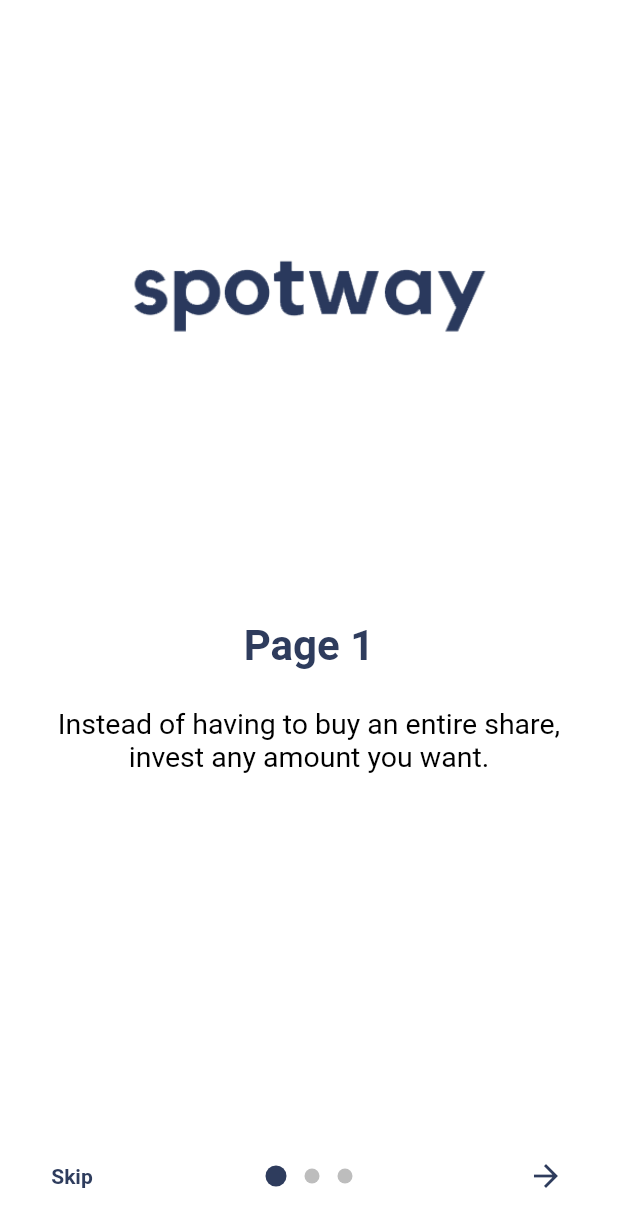
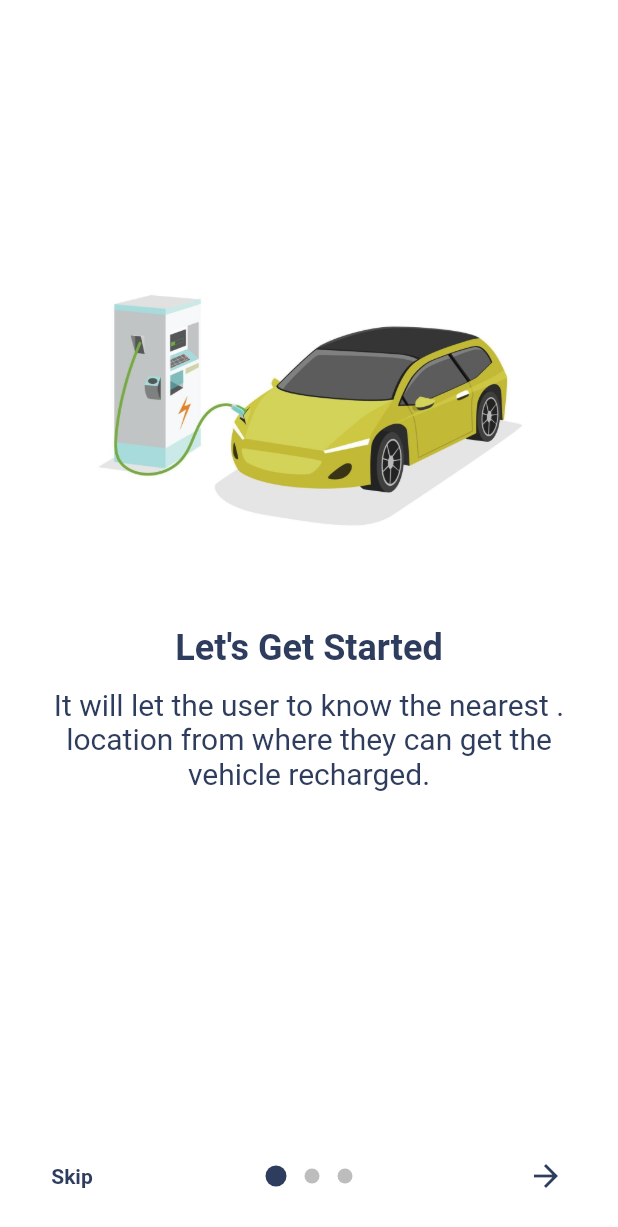
Before and after one commit to Prinssingh/SpotRentalPro, a Flutter app: the screen it shows after launch, on a phone screen of 412 x 824 dp. Shown: the top 1227 px of the screen. Run offline on Flutter 3.47's test engine with Material 2 defaults, Android fonts, the phone set to English and light mode, and no system bars; drawn by our look-alikes of introduction_screen; our stand-ins replace firebase_core, flutter_speed_dial, geocoding, geolocator, google_maps_flutter, location and 2 more; missing offline and left inert: dart:ffi, flutter_polyline_points; accounts and stored records are empty.

```diff
--- a/lib/Screens/IntroScreen.dart
+++ b/lib/Screens/IntroScreen.dart
@@ -24,13 +24,14 @@ class _IntroScreen extends State<IntroScreen>{
 
     //this is a page decoration for intro screen
     PageDecoration pageDecoration = const PageDecoration(
-      titleTextStyle: TextStyle(fontSize: 28.0,
+      titleTextStyle: TextStyle(fontSize: 24.0,
           fontWeight: FontWeight.w700,
           color:SpotColors.colorPrimary
-      ), //tile font size, weight and color
-      bodyTextStyle:TextStyle(fontSize: 19.0, color:Colors.black),
+      ),
+      titlePadding: EdgeInsets.only(top: 20),//tile font size, weight and color
+      bodyTextStyle:TextStyle(fontSize: 20.0, color:SpotColors.colorPrimary),
       //body text size and color
-      descriptionPadding: EdgeInsets.fromLTRB(16.0, 0.0, 16.0, 16.0),
+      descriptionPadding: EdgeInsets.fromLTRB(16.0, 12.0, 16.0, 16.0),
       //decription padding
       imagePadding: EdgeInsets.all(20), //image padding
       boxDecoration:BoxDecoration(
@@ -53,21 +54,21 @@ class _IntroScreen extends State<IntroScreen>{
       //main background of screen
       pages: [ //set your page view here
         PageViewModel(
-          title: "Page 1",
-          body: "Instead of having to buy an entire share, invest any amount you want.",
-          image: introImage('assets/images/logo.png'),
+          title: "Let's Get Started",
+          body: "It will let the user to know the nearest .\nlocation from where they can get the vehicle recharged.",
+          image: introImage('assets/images/IntroScreen/ev.jpg'),
           decoration: pageDecoration,
         ),
         PageViewModel(
-          title: "Page 2",
-          body: "Instead of having to buy an entire share, invest any amount you want.",
-          image: introImage('assets/images/logo.png'),
+          title: "Let's Get Started",
+          body: "Recognize the regarding nearest location, \nwherever they'll park their vehicles.",
+          image: introImage('assets/images/IntroScreen/parke.jpeg'),
           decoration: pageDecoration,
         ),
         PageViewModel(
-          title: "Page 3",
-          body: "Instead of having to buy an entire share, invest any amount you want.",
-          image: introImage('assets/images/logo.png'),
+          title: "Let's Get Started",
+          body: "it'll let the user comprehend their \nfavorite fuel station<br>and their name.",
+          image: introImage('assets/images/IntroScreen/garden.jpeg'),
           decoration: pageDecoration,
         ),
 
```
Also changed, not shown: lib/Screens/BottomNavScreens/DirectionScreen.dart (added, +22 -0 lines), lib/Screens/BottomNavScreens/GoogleMapPage.dart (added, +190 -0 lines), lib/Screens/GoogleMapPage.dart (deleted, +0 -127 lines), lib/Screens/HomeScreen.dart (+4 -3 lines), lib/Screens/LanguageScreen.dart (+22 -15 lines), pubspec.yaml (+7 -0 lines), assets/images/IntroScreen/ev.jpg (added), assets/images/IntroScreen/garden.jpeg (added), assets/images/IntroScreen/parke.jpeg (added), assets/images/MapPins/charging_map_pin.png (renamed from assets/images/charging_map_pin.png), assets/images/MapPins/fuel_map_pin.png (renamed from assets/images/fuel_map_pin.png), assets/images/MapPins/test.png (added), lib/Screens/BottomNavScreens/SearchPage.dart (renamed from lib/Screens/SearchPage.dart), lib/Screens/BottomNavScreens/SettingPage.dart (renamed from lib/Screens/SettingPage.dart), 1 more files, 1 other file.
